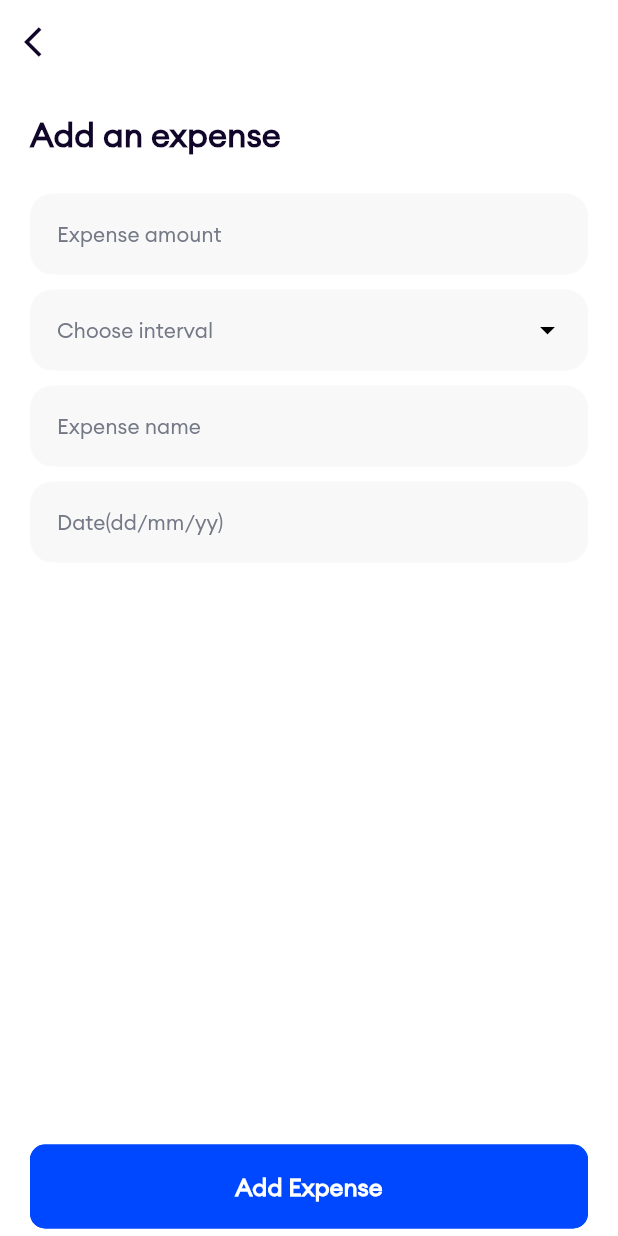
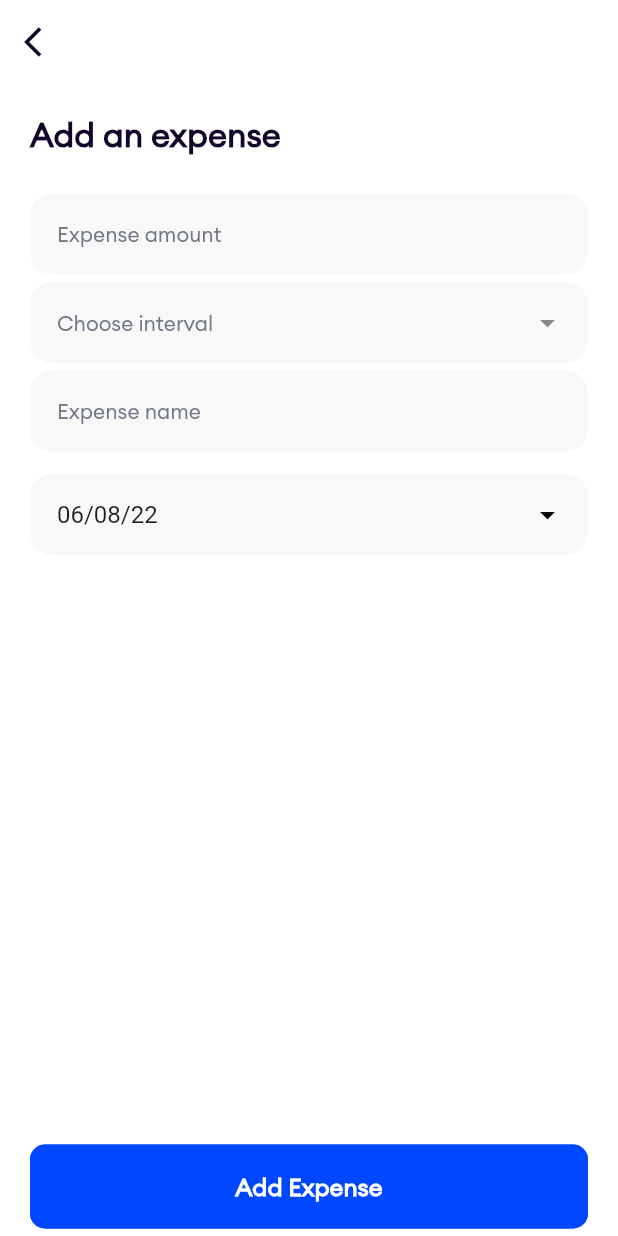
Before and after one commit to BashirYesufu/Xafe, a Flutter app: the CreateExpenseScreen screen opened by its route, on a phone screen of 412 x 824 dp. Run offline on Flutter 3.47's test engine with Material 2 defaults, Android fonts, the phone set to English and light mode, and no system bars; drawn by our look-alikes of date_time_picker, dropdown_textfield, modal_progress_hud_nsn; our stand-ins replace email_validator, firebase_auth, firebase_core, loading_animation_widget, percent_indicator, shared_preferences; accounts and stored records are empty.

Commit message:
add app icons and date picker

```diff
--- /dev/null
+++ b/lib/components/textfields/date_picker.dart
@@ -0,0 +1,62 @@
+import 'package:date_time_picker/date_time_picker.dart';
+import 'package:flutter/material.dart';
+import '../../constants/app_colors.dart';
+import '../../constants/app_fonts.dart';
+
+class DatePicker extends StatelessWidget {
+  const DatePicker({
+    this.fillColor,
+    this.filled = false,
+    this.prefixIcon,
+    this.suffixIcon,
+    this.hintTextColor = AppColors.grey,
+    this.hintText = '',
+    Key? key,
+  }) : super(key: key);
+  final Color? fillColor;
+  final bool filled;
+  final Widget? prefixIcon;
+  final Widget? suffixIcon;
+  final Color hintTextColor;
+  final String hintText;
+
+  @override
+  Widget build(BuildContext context) {
+    return Container(
+      margin: EdgeInsets.symmetric(vertical: 10),
+      padding: EdgeInsets.all(3.0),
+      decoration: BoxDecoration(
+        color: AppColors.lightGrey,
+        borderRadius: BorderRadius.circular(15),
+      ),
+      child: DateTimePicker(
+        type: DateTimePickerType.date,
+        dateMask: 'dd/MM/yy',
+        initialValue: DateTime.now().toString(),
+        firstDate: DateTime(2000),
+        lastDate: DateTime(2100),
+        decoration: InputDecoration(
+          fillColor: fillColor,
+          filled: filled,
+          prefixIcon: prefixIcon,
+          suffixIcon: suffixIcon,
+          contentPadding: EdgeInsets.symmetric(horizontal: 15),
+          border: OutlineInputBorder(
+            borderSide: BorderSide.none,
+            borderRadius: BorderRadius.all(Radius.circular(15.0),),
+          ),
+          focusedBorder: OutlineInputBorder(
+            borderSide: BorderSide.none,
+            borderRadius: BorderRadius.all(Radius.circular(15.0)),
+          ),
+          hintText: hintText,
+          hintStyle: TextStyle(
+              fontFamily: AppFonts.euclid,
+              color: hintTextColor,
+              fontSize: 14.0
+          ),
+        ),
+      ),
+    );
+  }
+}
--- /dev/null
+++ b/lib/components/textfields/dropdown_field.dart
@@ -0,0 +1,61 @@
+import 'package:dropdown_textfield/dropdown_textfield.dart';
+import 'package:flutter/material.dart';
+import '../../constants/app_colors.dart';
+import '../../constants/app_fonts.dart';
+
+
+class DropDownField extends StatelessWidget {
+
+  const DropDownField({
+    required this.dropDownList,
+    this.fillColor,
+    this.filled = false,
+    this.prefixIcon,
+    this.suffixIcon,
+    this.hintTextColor = AppColors.grey,
+    this.hintText = '',
+    Key? key,
+  }) : super(key: key);
+  final List<DropDownValueModel> dropDownList;
+  final Color? fillColor;
+  final bool filled;
+  final Widget? prefixIcon;
+  final Widget? suffixIcon;
+  final Color hintTextColor;
+  final String hintText;
+
+  @override
+  Widget build(BuildContext context) {
+    return Container(
+      padding: EdgeInsets.all(3.0),
+      decoration: BoxDecoration(
+        color: AppColors.lightGrey,
+        borderRadius: BorderRadius.circular(15),
+      ),
+      child: DropDownTextField(
+        dropDownList: dropDownList,
+        textFieldDecoration: InputDecoration(
+          fillColor: fillColor,
+          filled: filled,
+          prefixIcon: prefixIcon,
+          suffixIcon: suffixIcon,
+          contentPadding: EdgeInsets.symmetric(horizontal: 15),
+          border: OutlineInputBorder(
+            borderSide: BorderSide.none,
+            borderRadius: BorderRadius.all(Radius.circular(15.0),),
+          ),
+          focusedBorder: OutlineInputBorder(
+            borderSide: BorderSide.none,
+            borderRadius: BorderRadius.all(Radius.circular(15.0)),
+          ),
+          hintText: hintText,
+          hintStyle: TextStyle(
+              fontFamily: AppFonts.euclid,
+              color: hintTextColor,
+              fontSize: 14.0
+          ),
+        ),
+      ),
+    );
+  }
+}
--- a/lib/models/view_models/transaction_view_model.dart
+++ b/lib/models/view_models/transaction_view_model.dart
@@ -1,5 +1,3 @@
-
-
 import 'package:xafe/models/view_models/spending_category_view_model.dart';
 
 class TransactionViewModel extends SpendingCategoryViewModel {
--- a/lib/screens/budget_creation_screen.dart
+++ b/lib/screens/budget_creation_screen.dart
@@ -1,7 +1,9 @@
+import 'package:dropdown_textfield/dropdown_textfield.dart';
 import 'package:flutter/material.dart';
 import 'package:xafe/components/main_navs/xafe_scaffold.dart';
 import '../components/buttons/xafe_button.dart';
 import '../components/textfields/borderless_textfield.dart';
+import '../components/textfields/dropdown_field.dart';
 import '../constants/app_colors.dart';
 import '../constants/app_textstyles.dart';
 
@@ -36,9 +38,14 @@ class CreateBudgetScreen extends StatelessWidget {
         BorderlessTextField(
           hintText: 'Budget amount',
         ),
-        BorderlessTextField(
+        DropDownField(
           hintText: 'Choose interval',
           suffixIcon: Icon(Icons.arrow_drop_down_sharp, color: AppColors.black,),
+          dropDownList: [
+            DropDownValueModel(name: 'Weekly', value: 'Weekly'),
+            DropDownValueModel(name: 'Monthly', value: 'Monthly'),
+            DropDownValueModel(name: 'Yearly', value: 'Yearly')
+          ],
         ),
       ],
     );
--- a/lib/screens/category_creation_screen.dart
+++ b/lib/screens/category_creation_screen.dart
@@ -1,8 +1,10 @@
+import 'package:dropdown_textfield/dropdown_textfield.dart';
 import 'package:flutter/material.dart';
 import 'package:xafe/components/main_navs/xafe_scaffold.dart';
 import 'package:xafe/constants/app_colors.dart';
 import '../components/buttons/xafe_button.dart';
 import '../components/textfields/borderless_textfield.dart';
+import '../components/textfields/dropdown_field.dart';
 import '../constants/app_textstyles.dart';
 
 class CreateCategoryScreen extends StatelessWidget {
@@ -33,9 +35,15 @@ class CreateCategoryScreen extends StatelessWidget {
         BorderlessTextField(
           hintText: 'Enter category name',
         ),
-        BorderlessTextField(
+        DropDownField(
           hintText: 'Choose category emoji',
           suffixIcon: Icon(Icons.arrow_drop_down_sharp, color: AppColors.black,),
+          dropDownList: [
+            DropDownValueModel(name: '🍗', value: '🍗'),
+            DropDownValueModel(name: '✈️', value: '✈️'),
+            DropDownValueModel(name: '👗', value: '👗'),
+            DropDownValueModel(name: '⚽️', value: '⚽️'),
+          ],
         ),
       ],
     );
--- a/lib/screens/expense_creation_screen.dart
+++ b/lib/screens/expense_creation_screen.dart
@@ -1,8 +1,11 @@
+import 'package:date_time_picker/date_time_picker.dart';
+import 'package:dropdown_textfield/dropdown_textfield.dart';
 import 'package:flutter/material.dart';
 import 'package:xafe/components/main_navs/xafe_scaffold.dart';
-
 import '../components/buttons/xafe_button.dart';
 import '../components/textfields/borderless_textfield.dart';
+import '../components/textfields/date_picker.dart';
+import '../components/textfields/dropdown_field.dart';
 import '../constants/app_colors.dart';
 import '../constants/app_textstyles.dart';
 
@@ -34,16 +37,21 @@ class CreateExpenseScreen extends StatelessWidget {
         BorderlessTextField(
           hintText: 'Expense amount',
         ),
-        BorderlessTextField(
+        DropDownField(
           hintText: 'Choose interval',
           suffixIcon: Icon(Icons.arrow_drop_down_sharp, color: AppColors.black,),
+          dropDownList: [
+            DropDownValueModel(name: 'Weekly', value: 'Weekly'),
+            DropDownValueModel(name: 'Monthly', value: 'Monthly'),
+            DropDownValueModel(name: 'Yearly', value: 'Yearly')
+          ],
         ),
         BorderlessTextField(
           hintText: 'Expense name',
         ),
-        BorderlessTextField(
-          hintText: 'Date(dd/mm/yy)',
-        ),
+        DatePicker(
+          suffixIcon: Icon(Icons.arrow_drop_down_sharp, color: AppColors.black,),
+        )
       ],
     );
   }
--- a/pubspec.yaml
+++ b/pubspec.yaml
@@ -44,6 +44,8 @@ dependencies:
   firebase_core: ^1.20.0
   cloud_firestore: ^3.4.3
   shared_preferences: ^2.0.15
+  dropdown_textfield: ^1.0.3
+  date_time_picker: ^2.1.0
 
 dev_dependencies:
   flutter_test:
```
Also changed, not shown: pubspec.lock, 21 other files.
